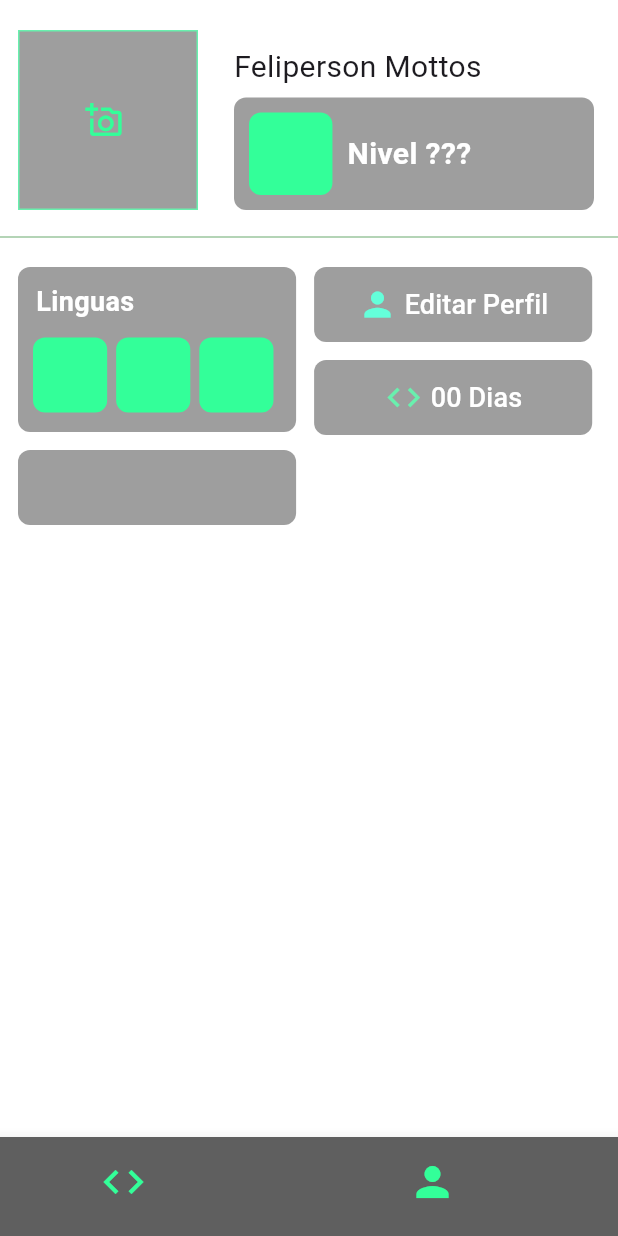
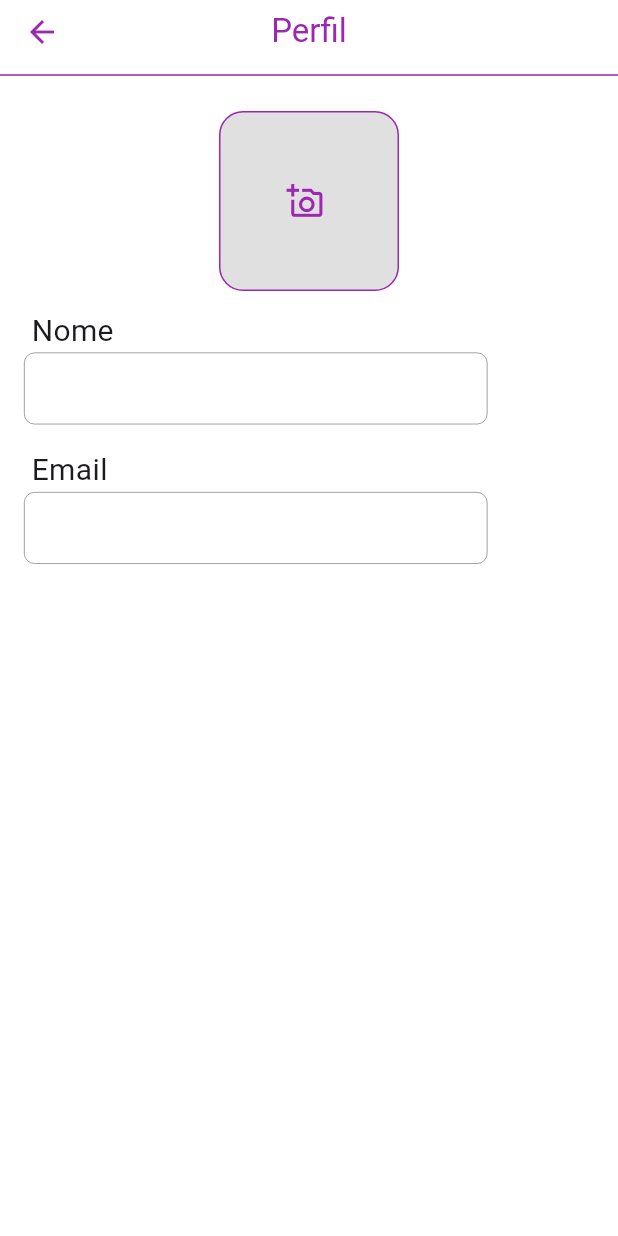
Before and after one commit to Ludige/CodeBreak, a Flutter app: the screen it shows after launch, item 2 of the bottom bar chosen, after a tap on "Editar Perfil", on a phone screen of 412 x 824 dp. Run offline on Flutter 3.47's test engine with Material 3 defaults, Android fonts, the phone set to English and light mode, and no system bars; our stand-ins replace get; missing offline and left inert: dart:ffi; Roboto replaces fonts that are missing (Imprima-Regular).

```diff
--- a/Frontend/lib/Components/appbar_component.dart
+++ /dev/null
@@ -1,19 +0,0 @@
-// ignore_for_file: must_be_immutable
-
-import 'package:flutter/material.dart';
-
-class ComponentAppbar extends StatefulWidget {
-  ComponentAppbar({super.key});
-
-  @override
-  State<ComponentAppbar> createState() => _ComponentAppbarState();
-}
-
-class _ComponentAppbarState extends State<ComponentAppbar> {
-  @override
-  Widget build(BuildContext context) {
-    return AppBar(
-
-    );
-  }
-}
--- /dev/null
+++ b/Frontend/lib/Components/input_component.dart
@@ -0,0 +1,129 @@
+// ignore_for_file: must_be_immutable, prefer_typing_uninitialized_variables
+
+import 'package:flutter/material.dart';
+import 'package:get/get.dart';
+
+class ComponentInput extends StatefulWidget {
+  String? labelText;
+  String? hintText;
+  TextEditingController controller;
+  String? Function(String?)? validator;
+  bool nullValidator;
+  double fontSize;
+  var suffixIcon;
+  double width;
+  int minLines;
+  int maxLines;
+  int? maxLenght;
+  bool obscureText = false;
+  Color? focusedBorderColor;
+  Color? unfocusedBorderColor;
+
+  ComponentInput({
+    super.key,
+    this.labelText,
+    required this.controller,
+    this.hintText,
+    this.fontSize = 16,
+    this.suffixIcon,
+    this.maxLenght = 90,
+    this.minLines = 1,
+    this.maxLines = 1,
+    this.validator,
+    this.nullValidator = true,
+    this.obscureText = false,
+    this.width = 7.5,
+    this.focusedBorderColor,
+    this.unfocusedBorderColor,
+  });
+
+  @override
+  State<ComponentInput> createState() => _ComponentInputState();
+}
+
+class _ComponentInputState extends State<ComponentInput> {
+  @override
+  Widget build(BuildContext context) {
+    return SizedBox(
+      width: Get.width * (widget.width / 10),
+      height: 64,
+      child: TextFormField(
+        //miscelaneous
+        controller: widget.controller,
+        obscureText: widget.obscureText,
+        //tamanho
+        maxLength: widget.maxLenght,
+        minLines: widget.obscureText ? 1 : widget.minLines,
+        maxLines: widget.obscureText ? 1 : widget.maxLines,
+        //Style Text
+        style: TextStyle(
+          fontFamily: 'Imprima-Regular',
+          fontSize: widget.fontSize,
+        ),
+
+        decoration: InputDecoration(
+          contentPadding:
+              const EdgeInsets.symmetric(horizontal: 15, vertical: 10),
+          alignLabelWithHint: true,
+          hintText: widget.hintText,
+          labelText: widget.labelText,
+          //Style
+          labelStyle: TextStyle(
+            fontSize: widget.fontSize,
+          ),
+          hintStyle: TextStyle(
+            fontSize: widget.fontSize,
+          ),
+          counterStyle: TextStyle(
+            color:
+                widget.maxLenght! >= 100 ? Colors.purple : Colors.transparent,
+          ),
+          suffixIcon: widget.suffixIcon == null
+              ? null
+              : Padding(
+                  padding: const EdgeInsetsDirectional.only(end: 12),
+                  child: widget.suffixIcon,
+                ),
+          //Borda Padrão
+          enabledBorder: OutlineInputBorder(
+            borderRadius: const BorderRadius.all(Radius.circular(7)),
+            borderSide: BorderSide(
+              color: widget.unfocusedBorderColor ?? Colors.grey.shade600,
+              width: 0.45,
+            ),
+          ),
+          focusedBorder: OutlineInputBorder(
+            borderRadius: const BorderRadius.all(Radius.circular(7)),
+            borderSide: BorderSide(
+              color: widget.focusedBorderColor ?? Colors.deepPurple,
+              width: 1.2,
+            ),
+          ),
+          //Borda do Validador
+          errorBorder: const OutlineInputBorder(
+            borderRadius: BorderRadius.all(Radius.circular(7)),
+            borderSide: BorderSide(
+              color: Colors.red,
+              width: 0.45,
+            ),
+          ),
+          focusedErrorBorder: const OutlineInputBorder(
+            borderRadius: BorderRadius.all(Radius.circular(7)),
+            borderSide: BorderSide(
+              color: Colors.red,
+              width: 1.2,
+            ),
+          ),
+        ),
+        validator: widget.nullValidator
+            ? (value) {
+                if (value!.isEmpty) {
+                  return 'required'.tr;
+                }
+                return null;
+              }
+            : widget.validator,
+      ),
+    );
+  }
+}
--- a/Frontend/lib/Components/navigation_component.dart
+++ b/Frontend/lib/Components/navigation_component.dart
@@ -2,7 +2,6 @@ import 'package:flutter/material.dart';
 import 'package:get/get.dart';
 
 import '../Misc/GetX/navigator_index.dart';
-import '../Misc/Themes/pattern_colors.dart';
 
 class BottomNavigationComponent extends StatefulWidget {
   const BottomNavigationComponent({super.key});
@@ -22,27 +21,25 @@ class _BottomNavigationComponentState extends State<BottomNavigationComponent> {
       // TODO >> transformar Cores e tamanhos em widget
       backgroundColor: Colors.blue,
       iconSize: 32,
-      selectedItemColor: const Color.fromARGB(255, 148, 240, 151),
-      unselectedItemColor: const Color.fromARGB(255, 220, 250, 220),
-      showSelectedLabels: false,
-      showUnselectedLabels: false,
+      selectedItemColor: Colors.purpleAccent,
+
       currentIndex: currentIndex.index.value,
       onTap: (value) => setState(() {
         currentIndex.index.value = value;
       }),
-      items: [
+      items: const [
         BottomNavigationBarItem(
-          icon: Icon(Icons.code, color: PatternColors.springGreen),
+          icon: Icon(Icons.code, color: Colors.purpleAccent),
           label: "Home",
-          backgroundColor: Color.fromARGB(255, 95, 95, 95),
+          backgroundColor: Colors.white,
         ),
         BottomNavigationBarItem(
           icon: Icon(
             Icons.person,
-            color: PatternColors.springGreen,
+            color: Colors.purpleAccent,
           ),
           label: "Profile",
-          backgroundColor: Color.fromARGB(255, 95, 95, 95),
+          backgroundColor: Colors.white,
         )
       ],
     );
--- /dev/null
+++ b/Frontend/lib/Components/text_edit_component.dart
@@ -0,0 +1,66 @@
+import 'package:duocode/Components/button_component.dart';
+import 'package:duocode/Components/input_component.dart';
+import 'package:duocode/Components/text_button_component.dart';
+import 'package:flutter/material.dart';
+import 'package:get/get.dart';
+
+class ComponentEditText extends StatefulWidget {
+  double textFontSize;
+  TextOverflow overflow;
+  String? text;
+  Color? textColor;
+  bool boldFont;
+
+  ComponentEditText({
+    super.key,
+    required this.text,
+    this.textFontSize = 20,
+    this.overflow = TextOverflow.ellipsis,
+    this.textColor,
+    this.boldFont = false,
+  });
+
+  @override
+  State<ComponentEditText> createState() => _ComponentTextState();
+}
+
+class _ComponentTextState extends State<ComponentEditText> {
+  @override
+  Widget build(BuildContext context) {
+    TextEditingController controllerName = TextEditingController();
+    return SizedBox(
+      child: Row(
+        children: [
+          Column(
+            children: [
+              Container(
+                width: Get.width * (7.5 / 10),
+                margin: const EdgeInsets.only(left: 16),
+                child: Text(
+                  widget.text.toString(),
+                  style: TextStyle(
+                    fontSize: widget.textFontSize,
+                    fontFamily: 'Imprima-Regular',
+                    overflow: widget.overflow,
+                    color: widget.textColor,
+                    fontWeight:
+                        widget.boldFont ? FontWeight.bold : FontWeight.normal,
+                  ),
+                  maxLines: 1,
+                ),
+              ),
+              Container(
+                alignment: Alignment.centerLeft,
+                margin: const EdgeInsets.only(left: 16, right: 10),
+                child: ComponentInput(controller: controllerName),
+              ),
+            ],
+          )
+          // Column(
+
+          // )
+        ],
+      ),
+    );
+  }
+}
--- /dev/null
+++ b/Frontend/lib/Misc/GetX/controller_screen_update.dart
@@ -0,0 +1,7 @@
+import 'package:get/get.dart';
+
+class ScreenController extends GetxController {
+  void updateScreen() {
+    update();
+  }
+}
--- /dev/null
+++ b/Frontend/lib/Screens/config_profile.dart
@@ -0,0 +1,63 @@
+import 'package:flutter/material.dart';
+
+import '../Components/text_button_component.dart';
+import '../Components/text_edit_component.dart';
+
+class ConfigutarionProfileScreen extends StatefulWidget {
+  const ConfigutarionProfileScreen({super.key});
+
+  @override
+  State<ConfigutarionProfileScreen> createState() =>
+      _ConfigutarionProfileScreenState();
+}
+
+class _ConfigutarionProfileScreenState
+    extends State<ConfigutarionProfileScreen> {
+  @override
+  Widget build(BuildContext context) {
+    return Scaffold(
+      appBar: AppBar(
+        centerTitle: true,
+        iconTheme: const IconThemeData(color: Colors.purple),
+        title: const Text(
+          "Perfil",
+          style: TextStyle(color: Colors.purple),
+        ),
+        elevation: 0,
+        toolbarHeight: 42,
+      ),
+      body: SingleChildScrollView(
+        child: Column(
+          children: [
+            const Divider(color: Colors.purple),
+            Container(
+              margin: const EdgeInsets.only(top: 16, bottom: 12),
+              //Foto de perfil
+              width: 120,
+              height: 120,
+              decoration: BoxDecoration(
+                color: Colors.black12,
+                borderRadius: const BorderRadius.all(Radius.circular(16)),
+                border: Border.all(
+                  color: Colors.purple,
+                ),
+              ),
+              child: ComponentTextButton(
+                icon: Icons.add_a_photo_outlined,
+                iconColor: Colors.purple,
+                iconSize: 25,
+                onPressed: () {},
+              ),
+            ),
+            ComponentEditText(
+              text: "Nome",
+            ),
+            ComponentEditText(
+              text: "Email",
+            ),
+          ],
+        ),
+      ),
+    );
+  }
+}
--- a/Frontend/lib/Screens/hud.dart
+++ b/Frontend/lib/Screens/hud.dart
@@ -22,7 +22,7 @@ class _HudState extends State<Hud> {
   // IndexedStack no body pra mover entre paginas sem ele recarregar
   @override
   Widget build(BuildContext context) {
-    return SafeArea(
+    return SizedBox(
       child: Scaffold(
         backgroundColor: Colors.white,
         body: Obx(() {
--- a/Frontend/lib/Screens/profile_screen.dart
+++ b/Frontend/lib/Screens/profile_screen.dart
@@ -1,6 +1,5 @@
 import 'package:duocode/Components/text_button_component.dart';
 import 'package:duocode/Components/custom_box_component.dart';
-import 'package:duocode/Misc/Themes/pattern_colors.dart';
 import 'package:flutter/material.dart';
 import 'package:get/get.dart';
 
@@ -18,7 +17,8 @@ class _ProfileScreenState extends State<ProfileScreen> {
   Widget build(BuildContext context) {
     return SafeArea(
       child: Scaffold(
-        body: SizedBox(
+        body: SingleChildScrollView(
+          child: SizedBox(
             width: Get.width * 1,
             child: Column(
               children: [
@@ -33,14 +33,14 @@ class _ProfileScreenState extends State<ProfileScreen> {
                           width: 120,
                           height: 120,
                           decoration: BoxDecoration(
-                          color: Colors.black38,
+                            color: Colors.black12,
                             border: Border.all(
-                            color: Colors.greenAccent,
+                              color: Colors.purple,
                             ),
                           ),
                           child: ComponentTextButton(
                             icon: Icons.add_a_photo_outlined,
-                          iconColor: PatternColors.springGreen,
+                            iconColor: Colors.purple,
                             iconSize: 25,
                             onPressed: () {},
                           )),
@@ -64,7 +64,7 @@ class _ProfileScreenState extends State<ProfileScreen> {
                             child: Container(
                               height: 75,
                               decoration: BoxDecoration(
-                              color: Colors.black38,
+                                color: Colors.black26,
                                 borderRadius: BorderRadius.circular(8),
                               ),
                               child: Row(
@@ -72,7 +72,7 @@ class _ProfileScreenState extends State<ProfileScreen> {
                                   ComponentCustomBox(
                                     height: 55,
                                     width: 13.5,
-                                  backgroundColor: PatternColors.springGreen,
+                                    backgroundColor: Colors.purple,
                                     margin: const EdgeInsets.symmetric(
                                         horizontal: 10),
                                   ),
@@ -91,9 +91,11 @@ class _ProfileScreenState extends State<ProfileScreen> {
                     ),
                   ],
                 ),
-              Divider(
-                color: Colors.green[700],
+                const Divider(
+                  color: Colors.purple,
                   thickness: 0.5,
+                  endIndent: 16,
+                  indent: 16,
                 ),
                 Row(
                   children: [
@@ -121,11 +123,10 @@ class _ProfileScreenState extends State<ProfileScreen> {
                                 ),
                                 Container(
                                   height: 60,
-                                margin:
-                                    const EdgeInsets.only(left: 10, right: 10),
+                                  margin: const EdgeInsets.only(
+                                      left: 10, right: 10),
                                   child: ListView.separated(
                                     scrollDirection: Axis.horizontal,
-
                                     itemCount: 5,
                                     separatorBuilder: (context, index) {
                                       // Space Between
@@ -135,9 +136,9 @@ class _ProfileScreenState extends State<ProfileScreen> {
                                       return ComponentCustomBox(
                                         width: 12,
                                         margin: const EdgeInsets.symmetric(
-                                          vertical: 5),
-                                      backgroundColor:
-                                          PatternColors.springGreen,
+                                          vertical: 5,
+                                        ),
+                                        backgroundColor: Colors.purple,
                                       );
                                     },
                                   ),
@@ -154,7 +155,8 @@ class _ProfileScreenState extends State<ProfileScreen> {
                     Container(
                       // color: Colors.black38,
                       height: Get.height * 0.3,
-                    margin: const EdgeInsets.only(left: 12, right: 12, top: 12),
+                      margin:
+                          const EdgeInsets.only(left: 12, right: 12, top: 12),
                       child: Column(
                         //Right
                         crossAxisAlignment: CrossAxisAlignment.start,
@@ -163,9 +165,9 @@ class _ProfileScreenState extends State<ProfileScreen> {
                             child: ComponentTextButton(
                               text: "Editar Perfil",
                               icon: Icons.person,
-                            iconColor: Colors.tealAccent,
-                            onPressed: () {
-                              //TODO
+                              iconColor: Colors.deepPurple,
+                              onPressed: () async {
+                                await Get.toNamed("/configProfile");
                               },
                             ),
                           ),
@@ -174,7 +176,7 @@ class _ProfileScreenState extends State<ProfileScreen> {
                             child: ComponentTextButton(
                               text: "00 Dias",
                               icon: Icons.code,
-                            iconColor: Colors.greenAccent,
+                              iconColor: Colors.purpleAccent,
                               onPressed: () {
                                 //TODO
                               },
@@ -189,6 +191,7 @@ class _ProfileScreenState extends State<ProfileScreen> {
             ),
           ),
         ),
+      ),
     );
   }
 }
--- a/Frontend/lib/main.dart
+++ b/Frontend/lib/main.dart
@@ -1,3 +1,4 @@
+import 'package:duocode/Screens/config_profile.dart';
 import 'package:flutter/material.dart';
 import 'package:get/get.dart';
 
@@ -26,6 +27,7 @@ void main() {
         '/home': (context) => const LessonsScreen(),
         '/profile': (context) => const ProfileScreen(),
         '/activity': (context) => const ActivityScreen(),
+        '/configProfile': (context) => const ConfigutarionProfileScreen(),
       },
       debugShowCheckedModeBanner: false,
     ),
```
Also changed, not shown: 1 other file. Lines whose indentation alone changed are shown as unchanged.
